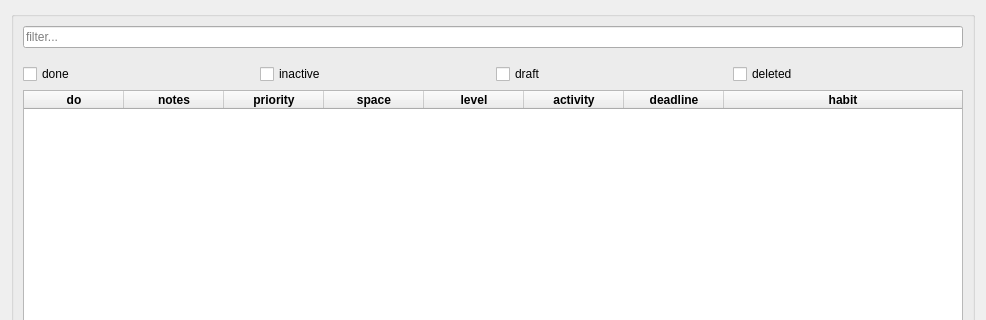
Qt form src/watnu/ui/task_list.ui (amogorkon/watnu) before a commit; both pictures show x 0 to 986 and y 0 to 320 of the 986 by 548 pixel window.
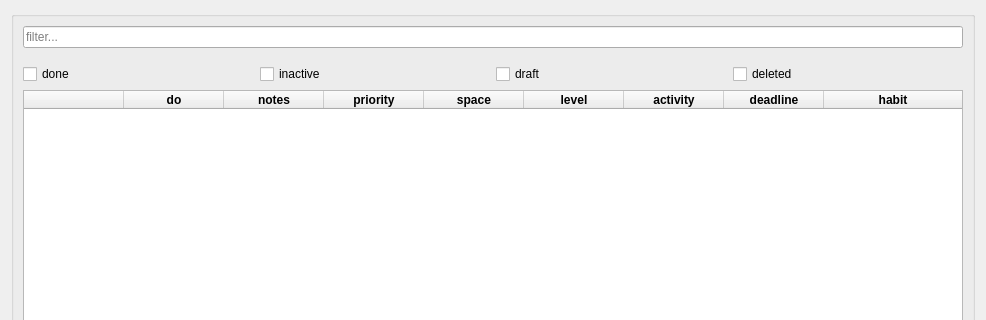
The same form after that commit. Icons and pictures are not drawn.

Patch:
```diff
--- a/src/watnu/ui/task_list.ui
+++ b/src/watnu/ui/task_list.ui
@@ -190,6 +190,11 @@
         <attribute name="verticalHeaderStretchLastSection">
          <bool>false</bool>
         </attribute>
+        <column>
+         <property name="text">
+          <string/>
+         </property>
+        </column>
         <column>
          <property name="text">
           <string>do</string>
```
